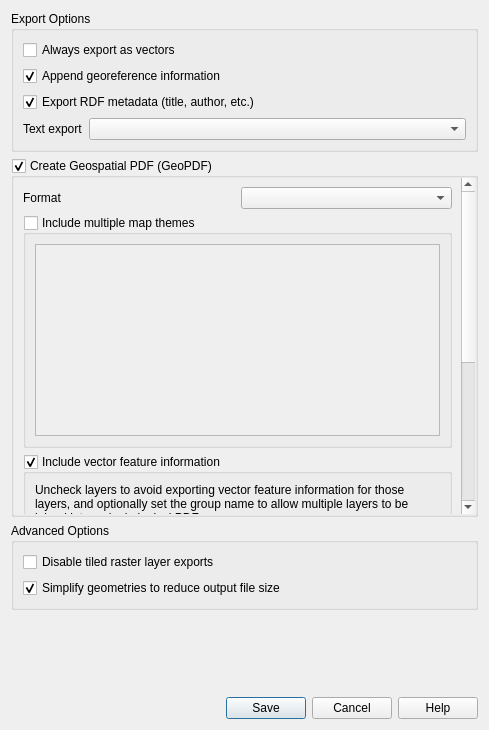
First picture: the form in src/ui/layout/qgspdfexportoptions.ui, repository qgis/QGIS, before the edit.
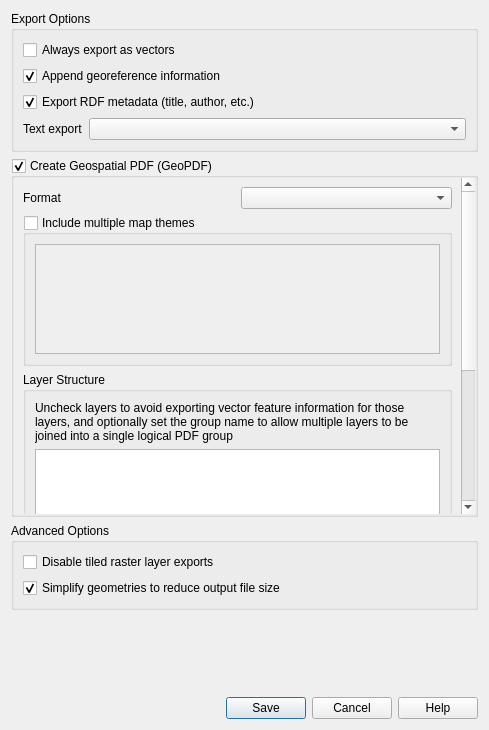
Second picture: the form after the edit. Custom widgets are drawn as their Qt base class.

Commit message:
[geopdf] Expose option to set the initial visibility state of layers in the created geopdf file from layouts
Reworks the layer structure section of the GeoPDF export options
dialog to add a new column allowing users to set the initial visibility
state of layers included in the PDF. This fixes a usability issue
with large generated GeoPDFs which can cause readers to grind to halt
when opening complex GeoPDF files with many layers.

Additionally, fixes an issue where users cannot set the logical
GeoPDF group for non-vector layers

Fixes #36536

```diff
--- a/src/ui/layout/qgspdfexportoptions.ui
+++ b/src/ui/layout/qgspdfexportoptions.ui
@@ -99,9 +99,9 @@
          <property name="geometry">
           <rect>
            <x>0</x>
-           <y>-214</y>
+           <y>0</y>
            <width>451</width>
-           <height>616</height>
+           <height>630</height>
           </rect>
          </property>
          <layout class="QVBoxLayout" name="verticalLayout_6">
@@ -140,7 +140,7 @@
              </layout>
             </widget>
             <widget class="QWidget" name="page_2">
-             <layout class="QGridLayout" name="gridLayout_3" columnstretch="0,0">
+             <layout class="QGridLayout" name="gridLayout_3" rowstretch="0,0,2,5" columnstretch="0,0">
               <property name="leftMargin">
                <number>0</number>
               </property>
@@ -174,10 +174,10 @@
               <item row="3" column="0" colspan="2">
                <widget class="QgsCollapsibleGroupBoxBasic" name="mExportGeoPdfFeaturesCheckBox">
                 <property name="title">
-                 <string>Include vector feature information</string>
+                 <string>Layer Structure</string>
                 </property>
                 <property name="checkable">
-                 <bool>true</bool>
+                 <bool>false</bool>
                 </property>
                 <layout class="QVBoxLayout" name="verticalLayout_5">
                  <item>
@@ -214,22 +214,6 @@
             </widget>
            </widget>
           </item>
-          <item>
-           <spacer name="verticalSpacer">
-            <property name="orientation">
-             <enum>Qt::Vertical</enum>
-            </property>
-            <property name="sizeType">
-             <enum>QSizePolicy::Expanding</enum>
-            </property>
-            <property name="sizeHint" stdset="0">
-             <size>
-              <width>20</width>
-              <height>40</height>
-             </size>
-            </property>
-           </spacer>
-          </item>
          </layout>
         </widget>
        </widget>
```
Left out of the diff: 22 changed lines with no effect on the pictures. The commit also changes 11 other files.
